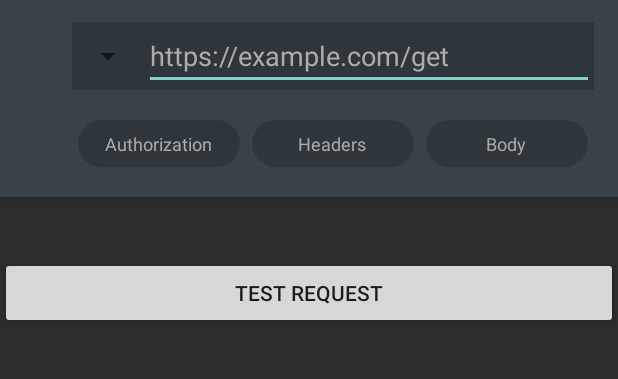
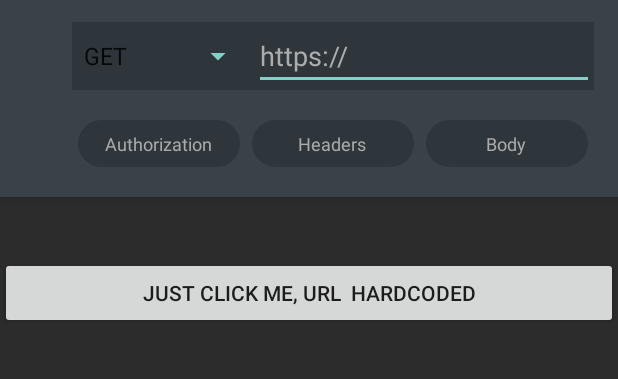
Before and after one commit to iamBedant/PostmanAndroid, an Android app: the screen it shows after launch (MainActivity), on a phone screen of 412 x 824 dp, the part 62-441 px from its top. Run offline under Robolectric (Android 15) with nearby library versions, the phone set to English and light mode, and no system bars; our stand-ins replace ButterKnife, Timber, Volley; 1 statement that could not run was skipped.

Commit message:
feat: Style
Added Spinner color and values

```diff
--- a/app/src/main/java/com/postman/android/MainActivity.java
+++ b/app/src/main/java/com/postman/android/MainActivity.java
@@ -2,12 +2,16 @@ package com.postman.android;
 
 import android.content.Context;
 import android.content.Intent;
+import android.graphics.PorterDuff;
 import android.os.Bundle;
+import android.support.v4.content.ContextCompat;
 import android.support.v7.app.AppCompatActivity;
 import android.util.Log;
 import android.view.View;
+import android.widget.ArrayAdapter;
 import android.widget.Button;
 import android.widget.ProgressBar;
+import android.widget.Spinner;
 import android.widget.TextView;
 import android.widget.Toast;
 
@@ -22,7 +26,9 @@ import com.android.volley.VolleyError;
 import com.postman.android.Network.CustomRequest;
 import com.postman.android.Network.VolleySingleton;
 
+import java.util.ArrayList;
 import java.util.HashMap;
+import java.util.List;
 import java.util.Map;
 
 import butterknife.BindView;
@@ -36,6 +42,8 @@ public class MainActivity extends AppCompatActivity {
 
     @BindView(R.id.response)
     TextView mTextViewResponse;
+    @BindView(R.id.spinner)
+    Spinner mSpinner;
 
     @BindView(R.id.progress)
     ProgressBar mProgressBar;
@@ -46,14 +54,30 @@ public class MainActivity extends AppCompatActivity {
         setContentView(R.layout.activity_main);
         ButterKnife.bind(this);
         mContext = this;
+
+        List<String> categories = new ArrayList<String>();
+        categories.add("GET");
+        categories.add("POST");
+        categories.add("PUT");
+        categories.add("DELETE");
+        categories.add("COPY");
+
+        mSpinner.getBackground().setColorFilter(ContextCompat.getColor(mContext,R.color.colorAccent), PorterDuff.Mode.SRC_ATOP);
+        ArrayAdapter<String> dataAdapter = new ArrayAdapter<String>(this, android.R.layout.simple_spinner_item, categories);
+
+        // Drop down layout style - list view with radio button
+        dataAdapter.setDropDownViewResource(android.R.layout.simple_spinner_dropdown_item);
+
+        // attaching data adapter to spinner
+        mSpinner.setAdapter(dataAdapter);
     }
 
 
     @OnClick(R.id.btn_test)
-    public void sendRequest(){
+    public void sendRequest() {
 
         mProgressBar.setVisibility(View.VISIBLE);
-        int TIME_OUT =800000;
+        int TIME_OUT = 800000;
 
         String url = "https://wall.alphacoders.com/api2.0/get.php?auth=62f6061416e9f81fc4915afb93980778&method=sub_category_list&id=31";
 
@@ -77,7 +101,7 @@ public class MainActivity extends AppCompatActivity {
                 } else {
                     NetworkResponse networkResponse = error.networkResponse;
                     int x = networkResponse.statusCode;
-                    Timber.d(x+"");
+                    Timber.d(x + "");
                 }
             }
         }) {
--- a/app/src/main/res/layout/activity_main.xml
+++ b/app/src/main/res/layout/activity_main.xml
@@ -45,6 +45,7 @@
                 android:orientation="horizontal">
 
                 <Spinner
+                    android:id="@+id/spinner"
                     android:layout_width="wrap_content"
                     android:layout_height="wrap_content"
                     android:layout_gravity="center_vertical">
@@ -54,7 +55,7 @@
                 <EditText
                     android:layout_width="match_parent"
                     android:layout_height="wrap_content"
-                    android:hint="https://example.com/get"
+                    android:hint="https://"
                     android:textColor="@color/color_text_not_activated"
                     android:textColorHint="#acacac" />
             </LinearLayout>
@@ -131,7 +132,7 @@
                 android:layout_width="match_parent"
                 android:layout_height="wrap_content"
                 android:layout_marginTop="40dp"
-                android:text="TEST REQUEST" />
+                android:text="JUST CLICK ME, URL  HARDCODED" />
 
             <ProgressBar
                 android:id="@+id/progress"
```
